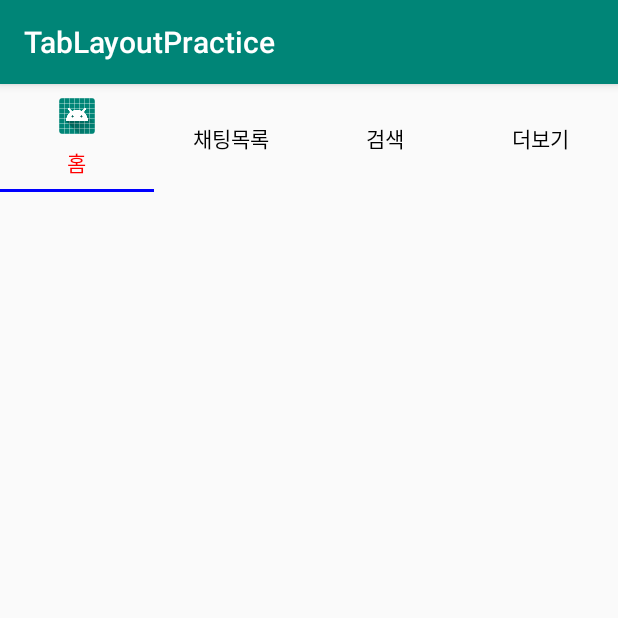
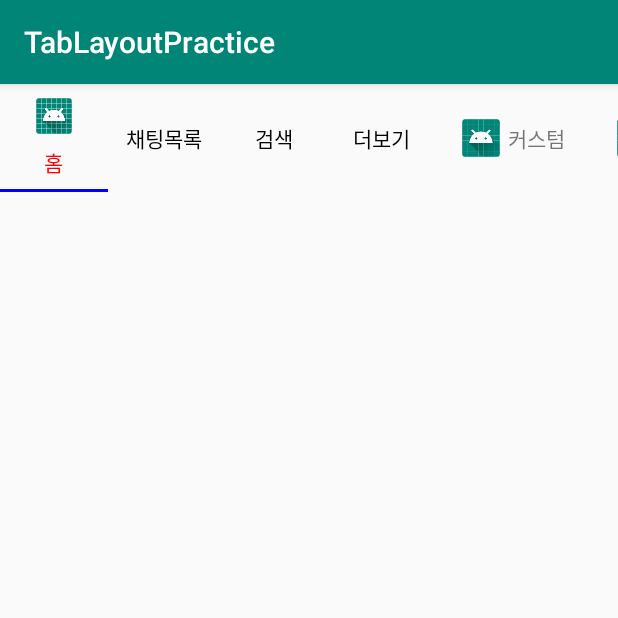
Before and after one commit to alldifferent/TabLayoutPractice, an Android app: the screen it shows after launch (MainActivity), on a phone screen of 412 x 824 dp, the top half of it. Run offline under Robolectric (Android 15) with nearby library versions, the phone set to English and light mode, and no system bars; our stand-ins replace data binding.

Commit message:
커스텀 탭뷰 마무리

```diff
--- a/app/src/main/java/com/example/tablayoutpractice/MainActivity.java
+++ b/app/src/main/java/com/example/tablayoutpractice/MainActivity.java
@@ -3,6 +3,9 @@ package com.example.tablayoutpractice;
 import android.databinding.DataBindingUtil;
 import android.support.v7.app.AppCompatActivity;
 import android.os.Bundle;
+import android.view.LayoutInflater;
+import android.view.View;
+import android.widget.TextView;
 
 import com.example.tablayoutpractice.databinding.ActivityMainBinding;
 
@@ -31,6 +34,8 @@ public class MainActivity extends BaseActivity {
         act.tabLayout.addTab(act.tabLayout.newTab().setText("채팅목록"));
         act.tabLayout.addTab(act.tabLayout.newTab().setText("검색"));
         act.tabLayout.addTab(act.tabLayout.newTab().setText("더보기"));
+        act.tabLayout.addTab(act.tabLayout.newTab().setCustomView(createCustomTabView("커스텀")));
+        act.tabLayout.addTab(act.tabLayout.newTab().setCustomView(createCustomTabView("커스텀투")));
     }
 
     @Override
@@ -39,4 +44,15 @@ public class MainActivity extends BaseActivity {
         act = DataBindingUtil.setContentView(this, R.layout.activity_main);
 
     }
+
+    View createCustomTabView(String tabName){
+
+        View tabView = LayoutInflater.from(mContext).inflate(R.layout.custom_tab, null);
+        TextView nameTxt = tabView.findViewById(R.id.nameTxt);
+
+        nameTxt.setText(tabName);
+
+        return tabView;
+
+    }
 }
--- a/app/src/main/res/layout/activity_main.xml
+++ b/app/src/main/res/layout/activity_main.xml
@@ -14,7 +14,7 @@
         <android.support.design.widget.TabLayout
             android:id="@+id/tabLayout"
             app:tabGravity="fill"
-            app:tabMode="fixed"
+            app:tabMode="scrollable"
             app:tabTextColor="#000000"
             app:tabSelectedTextColor="#ff0000"
             app:tabIndicatorColor="#0000ff"
```
